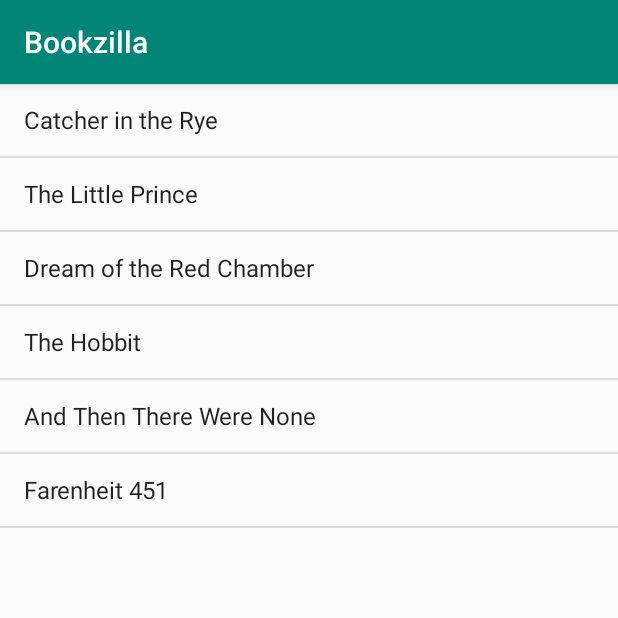
After one commit to aaschmitt/Bookzilla, an Android app: the UserProfilePageActivity screen opened directly, with no data from a screen before it, on a phone screen of 412 x 824 dp, the top half of it. The commit adds this screen. Run offline under Robolectric (Android 15) with nearby library versions, the phone set to English and light mode, and no system bars.

Commit message:
Added UserProfilePageActivity.java
Added the page that will act as the user's profile page (will display their username, list of favorite books, and other information about the user)

NOTE: So far, this page only displays the list of the current user's book. More info to be added later.

Added a 'Remove from Favorites' button to BookViewActivity.java

```diff
--- a/app/src/main/java/com/example/bookzilla/MainActivity.java
+++ b/app/src/main/java/com/example/bookzilla/MainActivity.java
@@ -77,4 +77,10 @@ public class MainActivity extends AppCompatActivity {
         startActivity(intent);
     }
 
+    // TODO code for the button that navigates to the UserProfilePageActivity -- delete when another way of navigation has been developed
+    public void onGotoUserProfileClick(View view) {
+        Intent intent = new Intent(this, UserProfilePageActivity.class);
+        startActivity(intent);
+    }
+
 }
--- a/app/src/main/java/com/example/bookzilla/UserProfile.java
+++ b/app/src/main/java/com/example/bookzilla/UserProfile.java
@@ -46,4 +46,12 @@ public class UserProfile {
         return books;
     }
 
+    public ArrayList<String> getBookTitles() {
+        ArrayList<String> titles = new ArrayList<String>();
+        for (Book book : books) {
+            titles.add(book.getTitle());
+        }
+        return titles;
+    }
+
 }
--- /dev/null
+++ b/app/src/main/java/com/example/bookzilla/UserProfilePageActivity.java
@@ -0,0 +1,39 @@
+package com.example.bookzilla;
+
+import android.widget.ArrayAdapter;
+import android.widget.ListView;
+import androidx.appcompat.app.AppCompatActivity;
+import android.os.Bundle;
+
+public class UserProfilePageActivity extends AppCompatActivity {
+
+    private ListView listView;
+    private UserProfile currentUserProfile;
+
+    @Override
+    protected void onCreate(Bundle savedInstanceState) {
+        super.onCreate(savedInstanceState);
+        setContentView(R.layout.activity_user_profile_page);
+
+        //TODO -- delete this user and books, was created for testing purposes
+        currentUserProfile = new UserProfile("Audrey", "audrey123");
+        currentUserProfile.AddBook(new Book("Catcher in the Rye", "J.D. Salinger", "NA"));
+        currentUserProfile.AddBook(new Book("The Little Prince", "Antoine de Saint-Exupery", "NA" ));
+        currentUserProfile.AddBook(new Book("Dream of the Red Chamber", "Cao Xueqin", "NA"));
+        currentUserProfile.AddBook(new Book("The Hobbit", "J.R.R. Tolkien", "NA"));
+        currentUserProfile.AddBook(new Book("And Then There Were None", "Agatha Christie", "NA"));
+        currentUserProfile.AddBook(new Book("Farenheit 451", "", "NA"));
+        //TODO ------------------------------------------------------
+
+        listView = (ListView) findViewById(R.id.listView);
+        ArrayAdapter adapter = new ArrayAdapter<String>(
+                this,
+                android.R.layout.simple_list_item_1,
+                currentUserProfile.getBookTitles()
+        );
+
+        listView.setAdapter(adapter);
+    }
+
+
+}
--- a/app/src/main/res/layout/activity_main.xml
+++ b/app/src/main/res/layout/activity_main.xml
@@ -7,6 +7,12 @@
         android:layout_height="match_parent"
         tools:context=".MainActivity">
 
+    <Button
+            android:text="@string/TEMP_gotoUserProfileView_button"
+            android:layout_width="wrap_content"
+            android:layout_height="wrap_content" android:id="@+id/button4" app:layout_constraintEnd_toEndOf="parent"
+            app:layout_constraintStart_toStartOf="parent" android:layout_marginTop="24dp"
+            app:layout_constraintTop_toBottomOf="@+id/button2" android:onClick="onGotoUserProfileClick"/>
     <TextView
             android:layout_width="wrap_content"
             android:layout_height="wrap_content"
--- /dev/null
+++ b/app/src/main/res/layout/activity_user_profile_page.xml
@@ -0,0 +1,15 @@
+<?xml version="1.0" encoding="utf-8"?>
+<androidx.constraintlayout.widget.ConstraintLayout
+        xmlns:android="http://schemas.android.com/apk/res/android"
+        xmlns:tools="http://schemas.android.com/tools"
+        xmlns:app="http://schemas.android.com/apk/res-auto"
+        android:layout_width="match_parent"
+        android:layout_height="match_parent"
+        tools:context=".UserProfilePageActivity">
+    <ListView
+            android:id="@+id/listView"
+            android:layout_width="match_parent"
+            android:layout_height="match_parent" app:layout_constraintEnd_toEndOf="parent"
+            app:layout_constraintTop_toTopOf="parent" app:layout_constraintStart_toStartOf="parent"
+            app:layout_constraintBottom_toBottomOf="parent"/>
+</androidx.constraintlayout.widget.ConstraintLayout>
--- a/app/src/main/res/values/strings.xml
+++ b/app/src/main/res/values/strings.xml
@@ -1,5 +1,7 @@
 <resources>
     <string name="app_name">Bookzilla</string>
-    <string name="addBook_button">Add Book to Favorites</string>
+    <string name="addBook_button">Add to Favorites</string>
     <string name="TEMP_gotoBookView_button">Go To BookView</string>
+    <string name="removeBook_button">Remove from Favorites</string>
+    <string name="TEMP_gotoUserProfileView_button">Go To UserProfile</string>
 </resources>
```
Also changed, not shown: app/src/main/AndroidManifest.xml (+11 -3 lines), app/src/main/java/com/example/bookzilla/BookViewActivity.java (+33 -6 lines), app/src/main/res/layout/activity_book_view.xml (+7 -0 lines).
